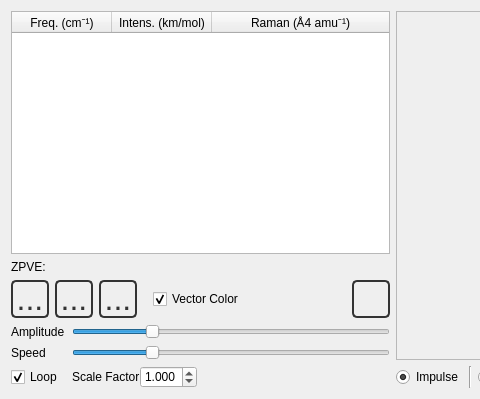
Before: the Qt Designer form src/Configurator/FrequenciesConfigurator.ui in stone-Glitch/IQmol-for-Chinese, drawn with Qt 5; both pictures show x 0 to 480 and y 0 to 399 of the 1166 by 399 pixel window.
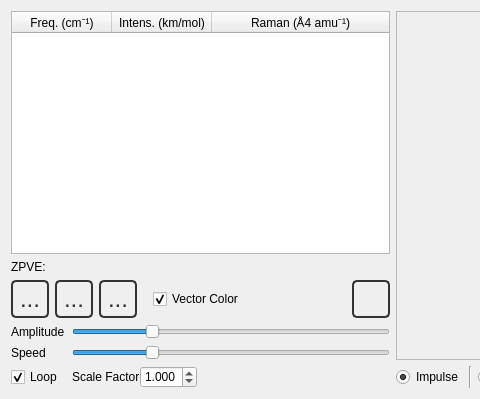
After: the same form once the commit is applied. Icons and pictures are not drawn.

The edit to the form file:
```diff
--- a/src/Configurator/FrequenciesConfigurator.ui
+++ b/src/Configurator/FrequenciesConfigurator.ui
@@ -31,7 +31,7 @@
    border-style: solid;
    border-radius: 5;
    padding: 0px;
-   font-size: 24pt;
+   font-size: 24px;
    min-width: 34px;
    max-width: 34px;
    min-height: 34px;
```
Left out of the diff: 4 changed lines with no effect on the pictures.
